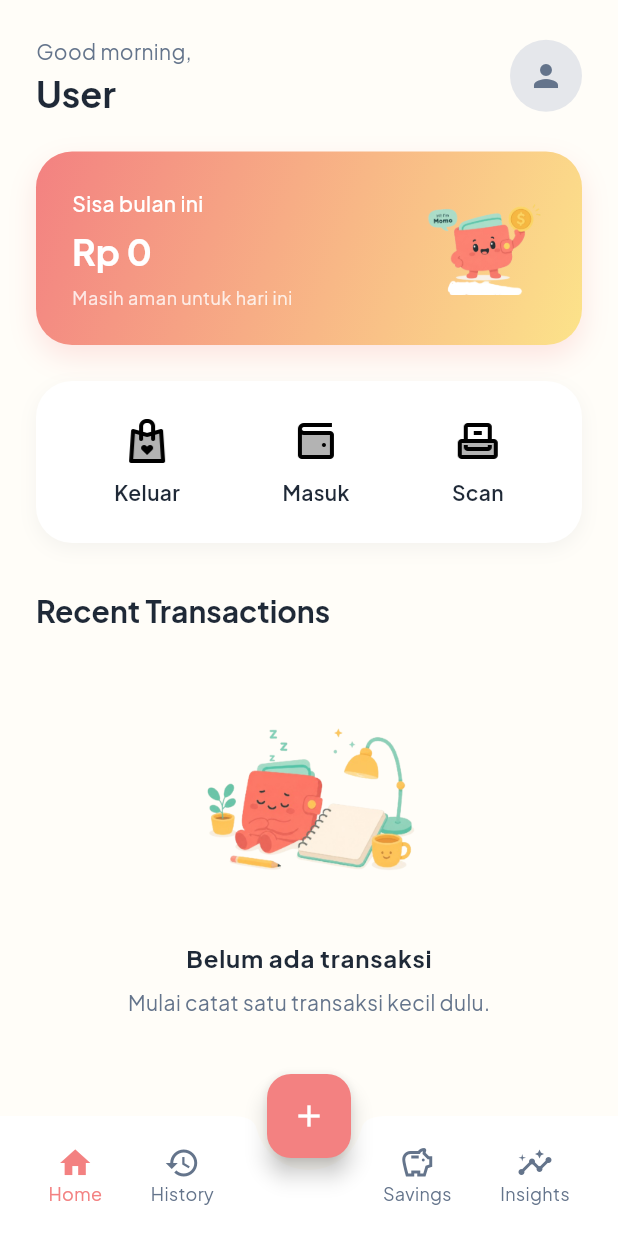
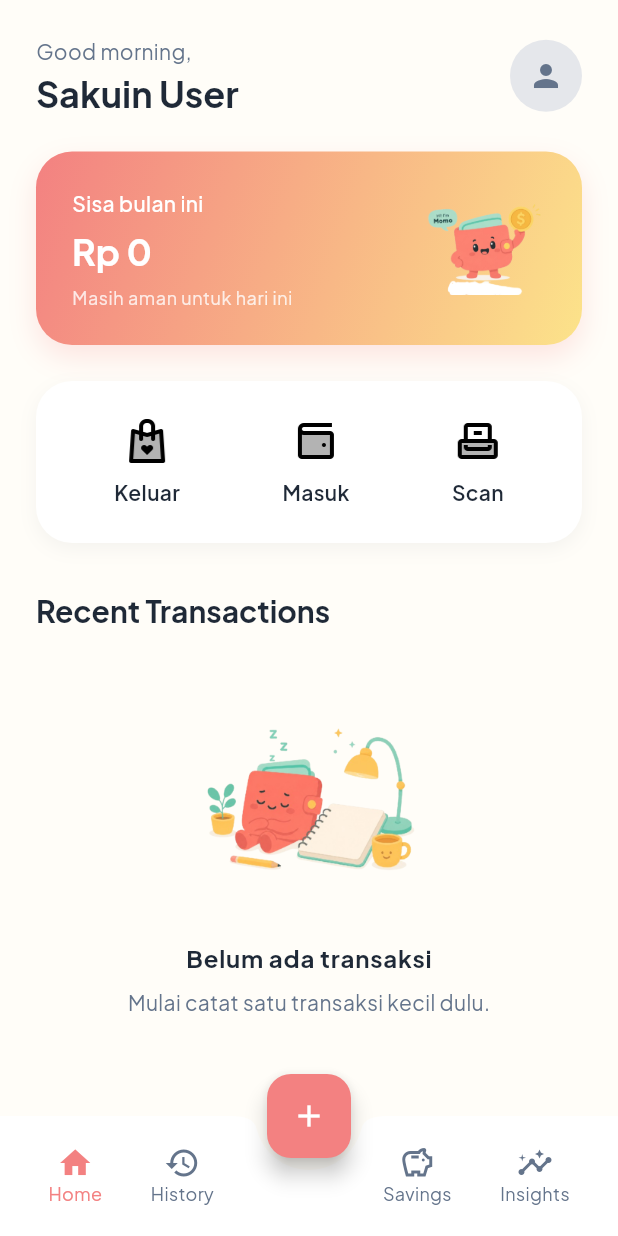
Before and after one commit to elfnc/sakuin, a Flutter app: the HomeScreen screen opened by its route, on a phone screen of 412 x 824 dp. Run offline on Flutter 3.47's test engine with Material 3 defaults, Android fonts, the phone set to English and light mode, and no system bars; our stand-ins replace drift, flutter_riverpod, go_router, google_fonts, riverpod_annotation; accounts and stored records are empty; generated files the repository leaves out were written again.

Commit message:
Fix audit issues: Dynamic user, Error handling, Amount limits

```diff
--- /dev/null
+++ b/lib/core/providers/user_provider.dart
@@ -0,0 +1,8 @@
+import 'package:flutter_riverpod/flutter_riverpod.dart';
+import 'package:sakuin/database/app_database.dart';
+import 'package:sakuin/database/database_provider.dart';
+
+final currentUserProvider = StreamProvider<User>((ref) {
+  final db = ref.watch(databaseProvider);
+  return db.select(db.users).watchSingle();
+});
--- a/lib/features/home/presentation/screens/home_screen.dart
+++ b/lib/features/home/presentation/screens/home_screen.dart
@@ -6,6 +6,7 @@ import 'package:sakuin/core/constants/app_colors.dart';
 import 'package:sakuin/core/constants/app_spacing.dart';
 import 'package:sakuin/core/constants/app_radius.dart';
 import 'package:sakuin/core/constants/app_assets.dart';
+import 'package:sakuin/core/providers/user_provider.dart';
 import 'package:sakuin/database/database_provider.dart';
 import 'package:sakuin/database/app_database.dart';
 import 'package:drift/drift.dart' as drift;
@@ -32,7 +33,7 @@ class HomeScreen extends ConsumerWidget {
             child: Column(
               crossAxisAlignment: CrossAxisAlignment.stretch,
               children: [
-                _buildHeader(context, theme),
+                _buildHeader(context, theme, ref),
                 const SizedBox(height: AppSpacing.s24),
                 _buildBalanceCard(context, db, theme),
                 const SizedBox(height: AppSpacing.s24),
@@ -52,7 +53,9 @@ class HomeScreen extends ConsumerWidget {
     );
   }
 
-  Widget _buildHeader(BuildContext context, ThemeData theme) {
+  Widget _buildHeader(BuildContext context, ThemeData theme, WidgetRef ref) {
+    final userAsync = ref.watch(currentUserProvider);
+
     return Row(
       mainAxisAlignment: MainAxisAlignment.spaceBetween,
       children: [
@@ -66,9 +69,13 @@ class HomeScreen extends ConsumerWidget {
               ),
             ),
             const SizedBox(height: 4),
-            Text(
-              'User', // TODO: Fetch from Users table
-              style: theme.textTheme.displaySmall,
+            userAsync.when(
+              data: (user) => Text(
+                user.name,
+                style: theme.textTheme.displaySmall,
+              ),
+              loading: () => const CircularProgressIndicator(),
+              error: (err, stack) => Text('User', style: theme.textTheme.displaySmall),
             ),
           ],
         ),
```
Also changed, not shown: lib/features/transaction/presentation/screens/add_transaction_screen.dart (+26 -1 lines).
